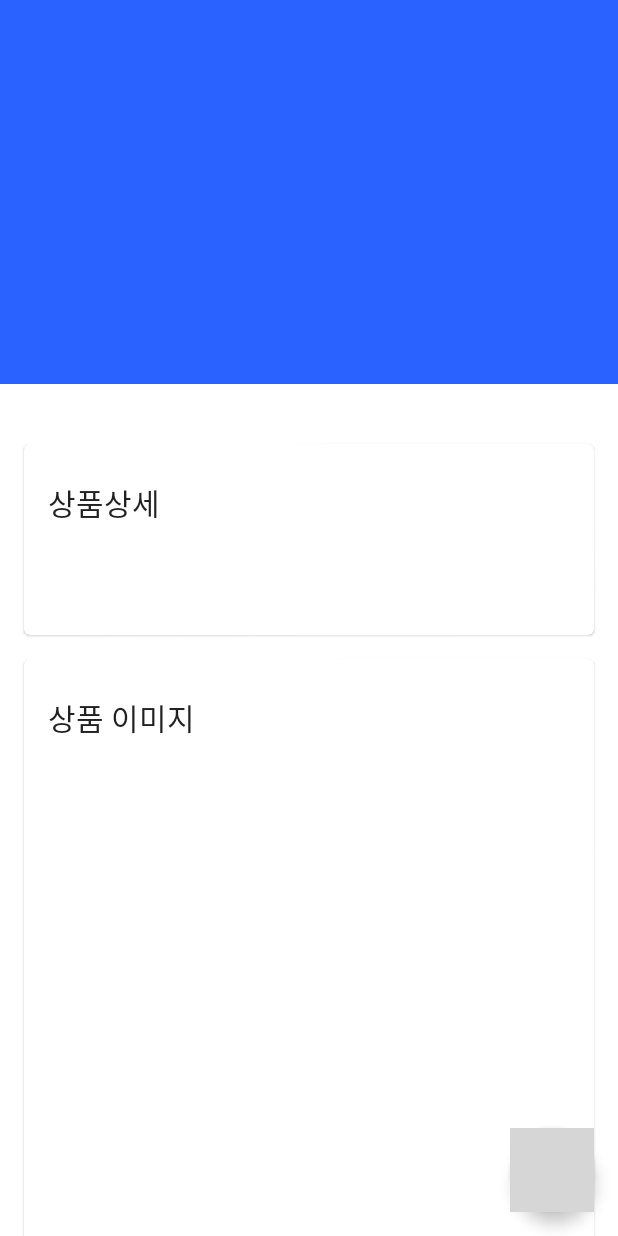
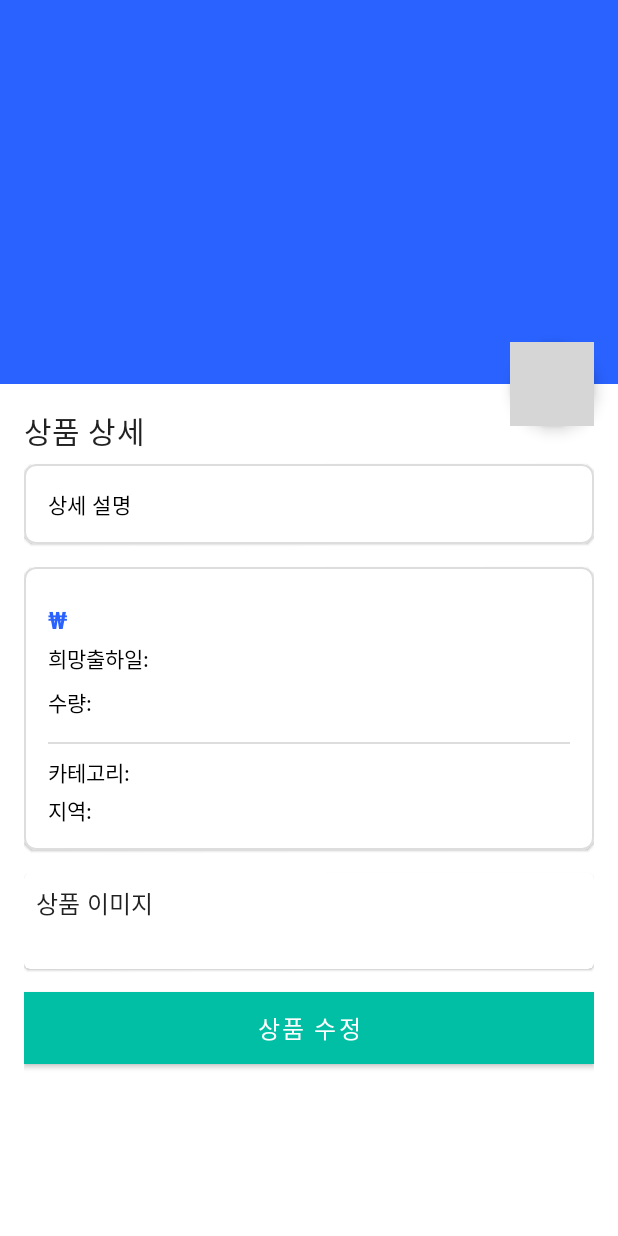
Before and after one commit to seo3997/kycarrotsApp, an Android app: the AdDetailActivity screen opened directly, with no data from a screen before it, on a phone screen of 412 x 824 dp. Run offline under Robolectric (Android 15) with nearby library versions, the light colour scheme and no system bars; pictures from the network do not load; 1 statement that could not run was skipped; grey boxes are pictures that could not be loaded.

Commit message:
상품상세 수정

```diff
--- a/app/src/main/java/com/whomade/kycarrots/AdDetailActivity.kt
+++ b/app/src/main/java/com/whomade/kycarrots/AdDetailActivity.kt
@@ -125,6 +125,23 @@ class AdDetailActivity : AppCompatActivity() {
         val priceLong = detail.product.price?.toDoubleOrNull()?.toLong() ?: 0L
         val formattedPrice = String.format("%,d원", priceLong)
         priceTextView.text = "가격: $formattedPrice"
+
+
+        val shippingDateTextView: TextView = findViewById(R.id.product_shipping_date)
+        shippingDateTextView.text = "희망출하일: ${detail.product.desiredShippingDate}"
+
+        val quantityTextView: TextView = findViewById(R.id.product_quantity_unit)
+
+        val rawQty = detail.product.quantity.toLongOrNull() ?: 0L
+        val formattedQty = String.format("%,d", rawQty)
+        quantityTextView.text = "수량: ${formattedQty} ${detail.product.unitCodeNm}"
+
+        val categoryTextView: TextView = findViewById(R.id.product_category_name)
+        categoryTextView.text = "카테고리: ${detail.product.categoryMidNm} > ${detail.product.categorySclsNm}"
+
+        val regionTextView: TextView = findViewById(R.id.product_region_name)
+        regionTextView.text = "지역: ${detail.product.areaMidNm}  ${detail.product.areaSclsNm}"
+
 
         // 대표 이미지 (represent == 1)
         /*
--- a/app/src/main/java/com/whomade/kycarrots/data/model/ProductVo.kt
+++ b/app/src/main/java/com/whomade/kycarrots/data/model/ProductVo.kt
@@ -21,5 +21,11 @@ data class ProductVo @JvmOverloads constructor(
     val registDt: String? = null,
     val updusrNo: String,
     val updtDt: String? = null,
-    val imageUrl: String? = null
+    val imageUrl: String? = null,
+    // 추가된 이름(NM) 필드
+    val categoryMidNm: String = "",
+    val categorySclsNm: String = "",
+    val areaMidNm: String = "",
+    val areaSclsNm: String = "",
+    val unitCodeNm: String = ""
 )
--- a/app/src/main/java/com/whomade/kycarrots/ui/ad/makead/FrMakeADPreviewMain3.java
+++ b/app/src/main/java/com/whomade/kycarrots/ui/ad/makead/FrMakeADPreviewMain3.java
@@ -248,7 +248,7 @@ public class FrMakeADPreviewMain3 extends Fragment implements View.OnClickListen
                 strADName,             // title
                 strADDetail,           // description
                 strADAmount,           // price
-                "R010600",             // categoryGroup
+                "R010610",             // categoryGroup
                 strADCategory,         // categoryMid
                 strADCategoryScls,     // categoryScls
                 "1",                   // saleStatus
--- a/app/src/main/res/layout/activity_detail.xml
+++ b/app/src/main/res/layout/activity_detail.xml
@@ -1,16 +1,17 @@
+<?xml version="1.0" encoding="utf-8"?>
 <androidx.coordinatorlayout.widget.CoordinatorLayout
     xmlns:android="http://schemas.android.com/apk/res/android"
     xmlns:app="http://schemas.android.com/apk/res-auto"
     android:id="@+id/main_content"
     android:layout_width="match_parent"
-    android:layout_height="match_parent"
-  >
+    android:layout_height="match_parent">
 
+    <!-- 1. AppBar + Collapsing Image -->
     <com.google.android.material.appbar.AppBarLayout
         android:id="@+id/appbar"
         android:layout_width="match_parent"
         android:layout_height="@dimen/detail_backdrop_height"
-        android:theme="@style/ThemeOverlay.AppCompat.Dark.ActionBar">
+        android:theme="@style/ThemeOverlay.MaterialComponents.Dark.ActionBar">
 
         <com.google.android.material.appbar.CollapsingToolbarLayout
             android:id="@+id/collapsing_toolbar"
@@ -18,24 +19,27 @@
             android:layout_height="match_parent"
             app:contentScrim="?attr/colorPrimary"
             app:layout_scrollFlags="scroll|exitUntilCollapsed">
+
             <ImageView
                 android:id="@+id/backdrop"
                 android:layout_width="match_parent"
                 android:layout_height="match_parent"
+                android:fitsSystemWindows="true"
                 android:scaleType="centerCrop"
-                android:fitsSystemWindows="true"
                 android:transitionName="shared_image"
-                app:layout_collapseMode="parallax" />
+                app:layout_collapseMode="parallax"/>
 
             <androidx.appcompat.widget.Toolbar
                 android:id="@+id/toolbar"
                 android:layout_width="match_parent"
                 android:layout_height="?attr/actionBarSize"
                 app:layout_collapseMode="pin"
-                app:popupTheme="@style/ThemeOverlay.AppCompat.Light" />
+                app:popupTheme="@style/ThemeOverlay.MaterialComponents.Light"/>
+
         </com.google.android.material.appbar.CollapsingToolbarLayout>
     </com.google.android.material.appbar.AppBarLayout>
 
+    <!-- 2. Scrollable Content -->
     <androidx.core.widget.NestedScrollView
         android:layout_width="match_parent"
         android:layout_height="match_parent"
@@ -45,127 +49,207 @@
             android:layout_width="match_parent"
             android:layout_height="wrap_content"
             android:orientation="vertical"
-            android:paddingTop="24dp"
-            android:paddingBottom="24dp">
+            android:padding="16dp"
+            android:divider="@color/divider"
+            android:showDividers="middle"
+            android:dividerPadding="16dp">
 
+            <!-- 상품명 -->
+            <TextView
+                android:id="@+id/product_title"
+                android:layout_width="match_parent"
+                android:layout_height="wrap_content"
+                android:text="상품 상세"
+                android:textAppearance="?attr/textAppearanceHeadline6"
+                android:paddingBottom="8dp"/>
+
+            <!-- 상품 상세 설명 카ード뷰 -->
             <com.google.android.material.card.MaterialCardView
                 android:layout_width="match_parent"
                 android:layout_height="wrap_content"
-                android:layout_margin="@dimen/card_margin">
-
-                <LinearLayout
-                    style="@style/Widget.CardContent"
-                    android:layout_width="match_parent"
-                    android:layout_height="wrap_content">
-
-                    <TextView
-                        android:layout_width="match_parent"
-                        android:layout_height="wrap_content"
-                        android:text="상품상세"
-                        android:textAppearance="@style/TextAppearance.AppCompat.Title" />
+                android:layout_marginBottom="16dp"
+                app:cardCornerRadius="8dp"
+                app:cardElevation="1dp"
+                app:cardBackgroundColor="@android:color/white"
+                app:strokeColor="@color/divider"
+                app:strokeWidth="1dp">
 
                 <TextView
                     android:id="@+id/product_description"
                     android:layout_width="match_parent"
                     android:layout_height="wrap_content"
-                        android:text="" />
+                    android:padding="16dp"
+                    android:text="상세 설명"
+                    android:textAppearance="?attr/textAppearanceBody2"
+                    android:textColor="@android:color/black" />
+            </com.google.android.material.card.MaterialCardView>
 
+            <com.google.android.material.card.MaterialCardView
+                android:layout_width="match_parent"
+                android:layout_height="wrap_content"
+                android:layout_marginBottom="16dp"
+                app:cardCornerRadius="8dp"
+                app:cardElevation="1dp"
+                app:strokeWidth="1dp"
+                app:strokeColor="@color/divider"
+                app:cardBackgroundColor="@android:color/white">
+
+                <LinearLayout
+                    android:layout_width="match_parent"
+                    android:layout_height="wrap_content"
+                    android:orientation="vertical"
+                    android:padding="16dp">
+
+                    <!-- 가격 + 희망 출하일 (한 줄) -->
+                    <!-- 가격 & 희망 출하일 (세로) -->
+                    <LinearLayout
+                        android:layout_width="match_parent"
+                        android:layout_height="wrap_content"
+                        android:orientation="vertical"
+                        android:paddingVertical="8dp">
+
+                        <!-- 1행: 가격 -->
                         <TextView
                             android:id="@+id/product_price"
                             android:layout_width="match_parent"
                             android:layout_height="wrap_content"
-                        android:text=""
+                            android:text="₩"
                             android:textSize="16sp"
+                            android:textStyle="bold"
+                            android:textColor="?attr/colorPrimary"/>
+
+                        <!-- 2행: 희망 출하일 (오른쪽 정렬) -->
+                        <TextView
+                            android:id="@+id/product_shipping_date"
+                            android:layout_width="match_parent"
+                            android:layout_height="wrap_content"
+                            android:text="희망출하일:"
+                            android:textSize="14sp"
                             android:textColor="@android:color/black"
-                        android:layout_marginTop="8dp" />
+                            android:paddingTop="4dp"/>
+                    </LinearLayout>
+
+                    <!-- 수량 + 단위 (한 줄) -->
+                    <TextView
+                        android:id="@+id/product_quantity_unit"
+                        android:layout_width="match_parent"
+                        android:layout_height="wrap_content"
+                        android:text="수량:"
+                        android:textSize="14sp"
+                        android:textColor="@android:color/black"
+                        android:paddingBottom="8dp"/>
+
+                    <!-- 구분선 -->
+                    <View
+                        android:layout_width="match_parent"
+                        android:layout_height="1dp"
+                        android:background="@color/divider"
+                        android:layout_marginVertical="8dp"/>
+
+                    <!-- 카테고리명 -->
+                    <TextView
+                        android:id="@+id/product_category_name"
+                        android:layout_width="match_parent"
+                        android:layout_height="wrap_content"
+                        android:text="카테고리: "
+                        android:textSize="14sp"
+                        android:textColor="@android:color/black"
+                        android:paddingBottom="4dp"/>
+
+                    <!-- 지역명 -->
+                    <TextView
+                        android:id="@+id/product_region_name"
+                        android:layout_width="match_parent"
+                        android:layout_height="wrap_content"
+                        android:text="지역: "
+                        android:textSize="14sp"
+                        android:textColor="@android:color/black"/>
+
                 </LinearLayout>
             </com.google.android.material.card.MaterialCardView>
-
+            <!-- image_card_view: 서브 이미지 3개 -->
             <com.google.android.material.card.MaterialCardView
                 android:id="@+id/image_card_view"
                 android:layout_width="match_parent"
                 android:layout_height="wrap_content"
-                android:layout_marginLeft="@dimen/card_margin"
-                android:layout_marginRight="@dimen/card_margin"
-                android:layout_marginBottom="@dimen/card_margin">
+                android:layout_marginBottom="16dp">
 
                 <LinearLayout
-                    style="@style/Widget.CardContent"
                     android:layout_width="match_parent"
-                    android:layout_height="wrap_content">
+                    android:layout_height="wrap_content"
+                    android:orientation="vertical"
+                    android:padding="8dp">
 
                     <TextView
+                        android:layout_width="wrap_content"
+                        android:layout_height="wrap_content"
+                        android:text="상품 이미지"
+                        android:textAppearance="?attr/textAppearanceSubtitle1"
+                        android:paddingBottom="8dp"/>
+
+                    <!-- 세로로 3개의 이미지 -->
+                    <LinearLayout
                         android:layout_width="match_parent"
                         android:layout_height="wrap_content"
-                        android:text="상품 이미지"
-                        android:textAppearance="@style/TextAppearance.AppCompat.Title" />
+                        android:orientation="vertical"
+                        android:padding="8dp"
+                        android:divider="@color/divider"
+                        android:showDividers="middle"
+                        android:dividerPadding="8dp">
 
                         <ImageView
                             android:id="@+id/image_sub_1"
                             android:layout_width="match_parent"
                             android:layout_height="200dp"
                             android:scaleType="centerCrop"
-                        android:layout_marginTop="8dp" />
+                            android:visibility="gone"
+                            android:adjustViewBounds="true"/>
 
                         <ImageView
                             android:id="@+id/image_sub_2"
                             android:layout_width="match_parent"
                             android:layout_height="200dp"
                             android:scaleType="centerCrop"
-                        android:layout_marginTop="8dp" />
+                            android:visibility="gone"
+                            android:adjustViewBounds="true"
+                            android:layout_marginTop="8dp"/>
 
                         <ImageView
                             android:id="@+id/image_sub_3"
                             android:layout_width="match_parent"
                             android:layout_height="200dp"
                             android:scaleType="centerCrop"
-                        android:layout_marginTop="8dp" />
+                            android:visibility="gone"
+                            android:adjustViewBounds="true"
+                            android:layout_marginTop="8dp"/>
+                    </LinearLayout>
                 </LinearLayout>
             </com.google.android.material.card.MaterialCardView>
 
-            <com.google.android.material.card.MaterialCardView
-                android:layout_width="match_parent"
-                android:layout_height="wrap_content"
-                android:layout_marginLeft="@dimen/card_margin"
-                android:layout_marginRight="@dimen/card_margin"
-                android:layout_marginBottom="@dimen/card_margin">
-
-                <LinearLayout
-                    style="@style/Widget.CardContent"
-                    android:layout_width="match_parent"
-                    android:layout_height="wrap_content">
-
-                    <TextView
-                        android:layout_width="match_parent"
-                        android:layout_height="wrap_content"
-                        android:text="지도"
-                        android:textAppearance="@style/TextAppearance.AppCompat.Title" />
-
-                    <TextView
-                        android:layout_width="match_parent"
-                        android:layout_height="wrap_content"
-                        android:text="@string/cheese_ipsum" />
-                </LinearLayout>
-            </com.google.android.material.card.MaterialCardView>
-
+            <!-- 수정 버튼 -->
             <Button
                 android:id="@+id/btn_edit_product"
                 android:layout_width="match_parent"
                 android:layout_height="wrap_content"
-                android:layout_margin="16dp"
                 android:text="상품 수정"
+                android:textColor="@android:color/white"
                 android:textSize="16sp"
-                android:backgroundTint="?attr/colorPrimary"
-                android:textColor="@android:color/white" />
+                android:background="?attr/colorSecondary"
+                app:backgroundTint="@null"
+                android:layout_marginBottom="16dp"/>
+
         </LinearLayout>
     </androidx.core.widget.NestedScrollView>
 
+    <!-- 채팅 FAB -->
     <com.google.android.material.floatingactionbutton.FloatingActionButton
         android:id="@+id/fab_send"
         android:layout_width="wrap_content"
         android:layout_height="wrap_content"
-        android:layout_gravity="bottom|end"
+        app:layout_anchor="@id/appbar"
+        app:layout_anchorGravity="bottom|end"
         android:layout_margin="@dimen/fab_margin"
-        android:clickable="true"
-        app:srcCompat="@drawable/ic_discuss" />
+        app:srcCompat="@drawable/ic_discuss"
+        app:backgroundTint="?attr/colorSecondary" />
+
 </androidx.coordinatorlayout.widget.CoordinatorLayout>
--- a/app/src/main/res/values/colors.xml
+++ b/app/src/main/res/values/colors.xml
@@ -90,5 +90,6 @@
 
     <color name="color_push_back">#b3000000</color>
     <color name="color_ad_main">#302c32</color>
+    <color name="divider">#DDDDDD</color>
 
 </resources>
--- a/app/src/main/res/values/styles.xml
+++ b/app/src/main/res/values/styles.xml
@@ -33,6 +33,19 @@
          <item name="android:windowBackground">@color/color_white</item>
      </style>
 
+    <!-- 커스텀 카드뷰 스타일 -->
+    <style name="Widget.MyCardView" parent="Widget.MaterialComponents.CardView">
+        <!-- 둥근 모서리 -->
+        <item name="cardCornerRadius">8dp</item>
+        <!-- 그림자 깊이 -->
+        <item name="cardElevation">1dp</item>
+        <!-- 테두리 두께 -->
+        <item name="strokeWidth">1dp</item>
+        <!-- 테두리 색상 (res/values/colors.xml 에 정의된 divider 색) -->
+        <item name="strokeColor">@color/divider</item>
+        <!-- 카드 배경 흰색 -->
+        <item name="cardBackgroundColor">@android:color/white</item>
+    </style>
 
     <style name="Widget.CardContent" parent="android:Widget">
         <item name="android:paddingLeft">16dp</item>
@@ -43,5 +56,4 @@
     </style>
 
 
-
 </resources>
```
Lines whose indentation alone changed are shown as unchanged.
